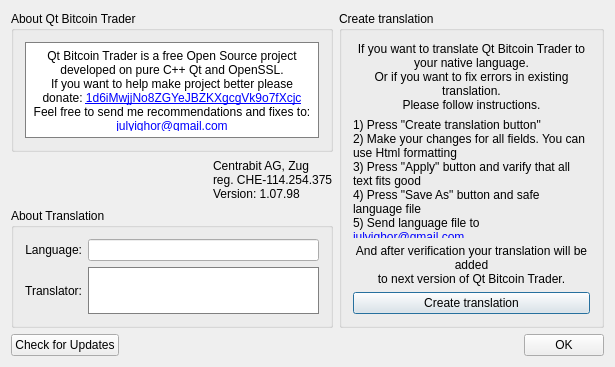
JulyIghor/QtBitcoinTrader, file src/translationabout.ui: the form before one commit.
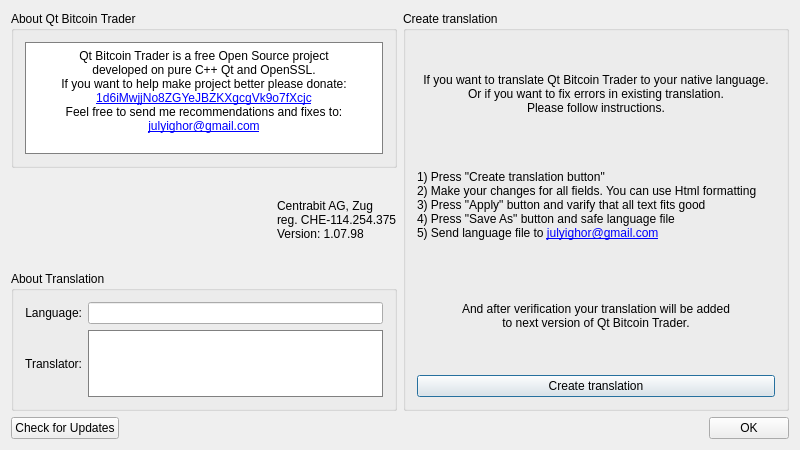
The form after the commit.

What changed in the file:
```diff
--- a/src/translationabout.ui
+++ b/src/translationabout.ui
@@ -6,14 +6,14 @@
    <rect>
     <x>0</x>
     <y>0</y>
-    <width>615</width>
-    <height>367</height>
+    <width>800</width>
+    <height>450</height>
    </rect>
   </property>
   <property name="maximumSize">
    <size>
-    <width>700</width>
-    <height>450</height>
+    <width>800</width>
+    <height>640</height>
    </size>
   </property>
   <property name="windowTitle">
```
